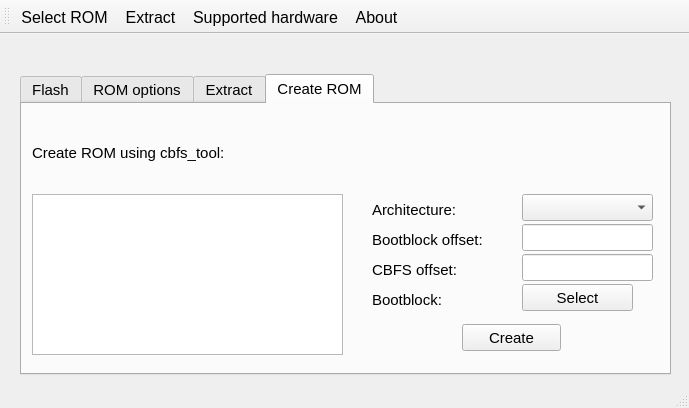
First picture: the form in mainwindow.ui, repository lukaszdmitrowski/coreboot_flashtool, before the edit.
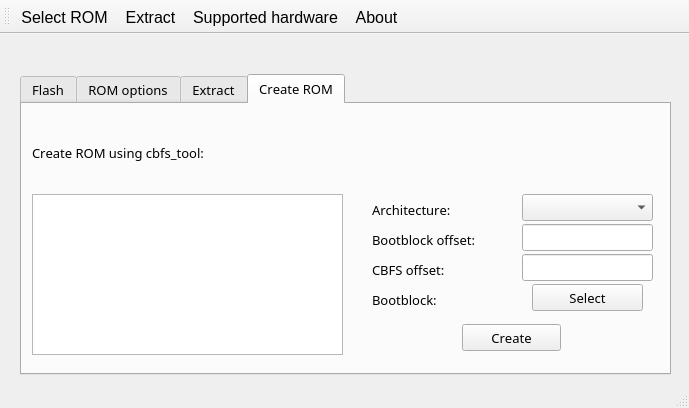
Second picture: the form after the edit. The open tabs and pages were chosen to show the change. Icons and pictures are not drawn.

Diff of the .ui file:
```diff
--- a/mainwindow.ui
+++ b/mainwindow.ui
@@ -12,8 +12,8 @@
   </property>
   <property name="font">
    <font>
-    <family>Cantarell</family>
-    <pointsize>11</pointsize>
+    <family>Ubuntu</family>
+    <pointsize>10</pointsize>
     <weight>50</weight>
     <italic>false</italic>
     <bold>false</bold>
@@ -54,8 +54,8 @@
     </property>
     <property name="font">
      <font>
-      <family>Cantarell</family>
-      <pointsize>11</pointsize>
+      <family>Sans</family>
+      <pointsize>10</pointsize>
      </font>
     </property>
     <property name="tabShape">
@@ -524,7 +524,7 @@
      <widget class="QPushButton" name="pushButton">
       <property name="geometry">
        <rect>
-        <x>500</x>
+        <x>510</x>
         <y>180</y>
         <width>111</width>
         <height>27</height>
@@ -596,6 +596,19 @@
        <string>Create ROM using cbfs_tool:</string>
       </property>
      </widget>
+     <widget class="QLabel" name="l_bootblack_name">
+      <property name="geometry">
+       <rect>
+        <x>500</x>
+        <y>190</y>
+        <width>131</width>
+        <height>17</height>
+       </rect>
+      </property>
+      <property name="text">
+       <string/>
+      </property>
+     </widget>
     </widget>
    </widget>
   </widget>
```
Left out of the diff: 16 changed lines with no effect on the pictures.
